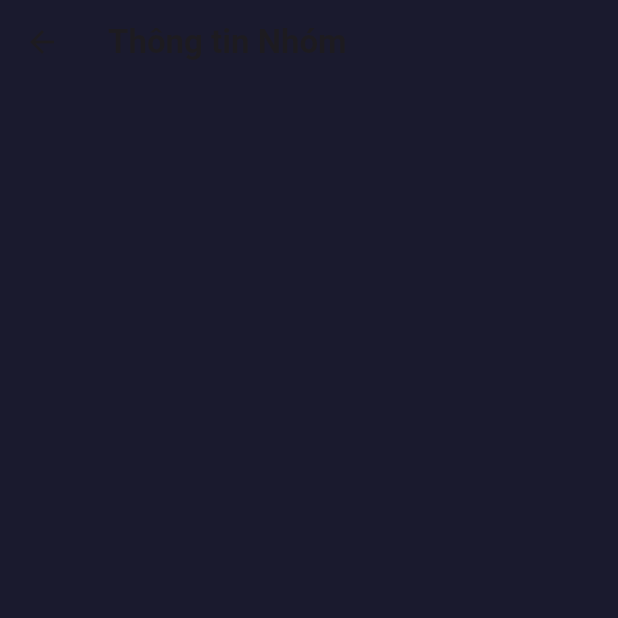
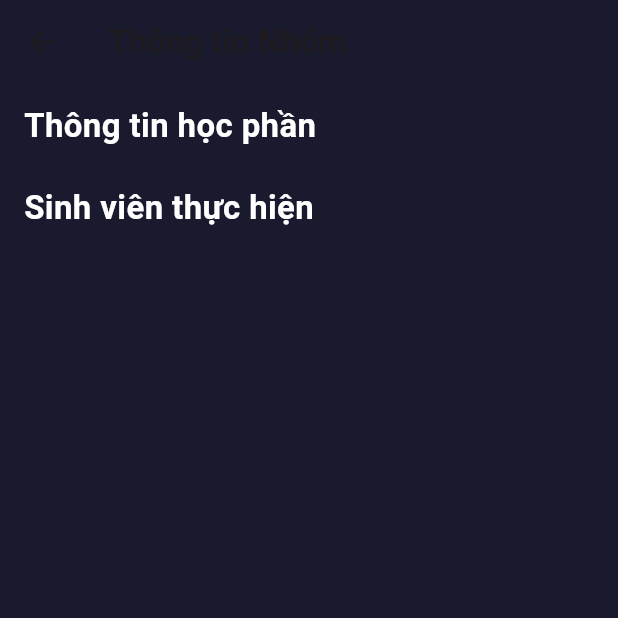
Before and after one commit to RuleOfNight/2025_LTTBDD_N05_Nhom_6, a Flutter app: the DevTeamScreen screen opened directly, on a phone screen of 412 x 824 dp, the top half of it. Run offline on Flutter 3.47's test engine with Material 3 defaults, Android fonts, the phone set to English and light mode, and no system bars; our stand-ins replace rive; missing offline and left inert: sudoku_solver_generator.

Commit message:
padding cho thong tin hoc phan, dev team

```diff
--- a/lib/screens/DevTeamScreen.dart
+++ b/lib/screens/DevTeamScreen.dart
@@ -17,7 +17,35 @@ class DevTeamScreen extends StatelessWidget {
         elevation: 0,
       ),
 
-      body: Container(),
+      body: SingleChildScrollView(
+        child: Column(
+          crossAxisAlignment: CrossAxisAlignment.start,
+          children: [
+            Padding(
+              padding: const EdgeInsets.symmetric(horizontal: 16, vertical: 12),
+              child: Text(
+                "Thông tin học phần",
+                style: const TextStyle(
+                  fontSize: 22,
+                  fontWeight: FontWeight.bold,
+                  color: Colors.white,
+                ),
+              ),
+            ),
+            Padding(
+              padding: const EdgeInsets.symmetric(horizontal: 16, vertical: 12),
+              child: Text(
+                "Sinh viên thực hiện",
+                style: const TextStyle(
+                  fontSize: 22,
+                  fontWeight: FontWeight.bold,
+                  color: Colors.white,
+                ),
+              ),
+            ),
+          ],
+        ),
+      ),
     );
   }
 }
```
